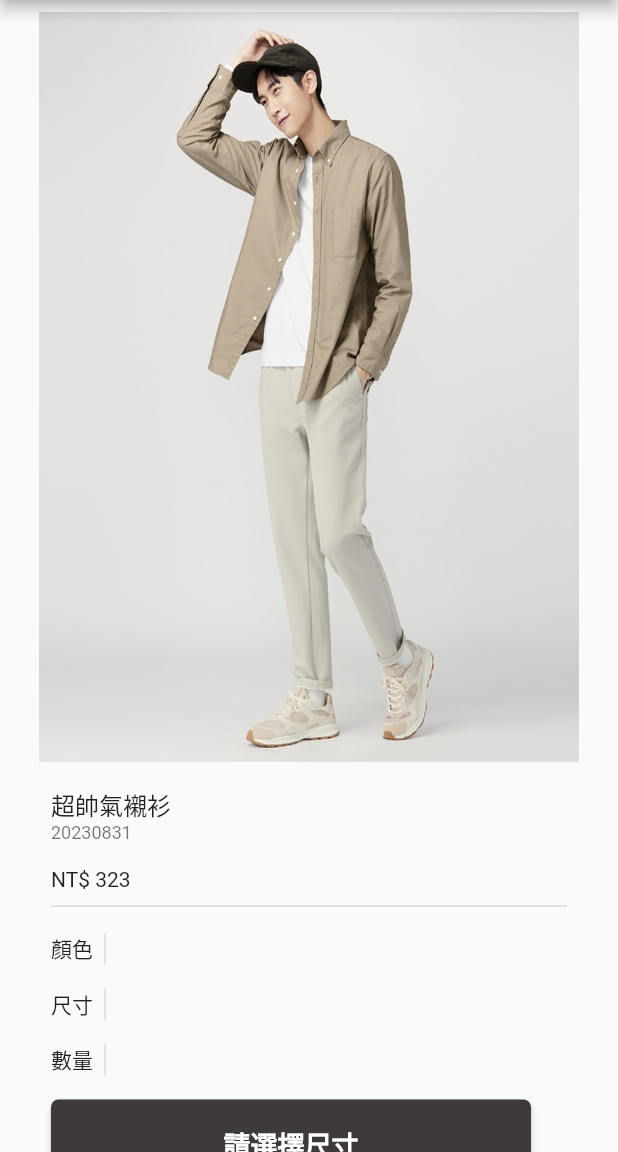
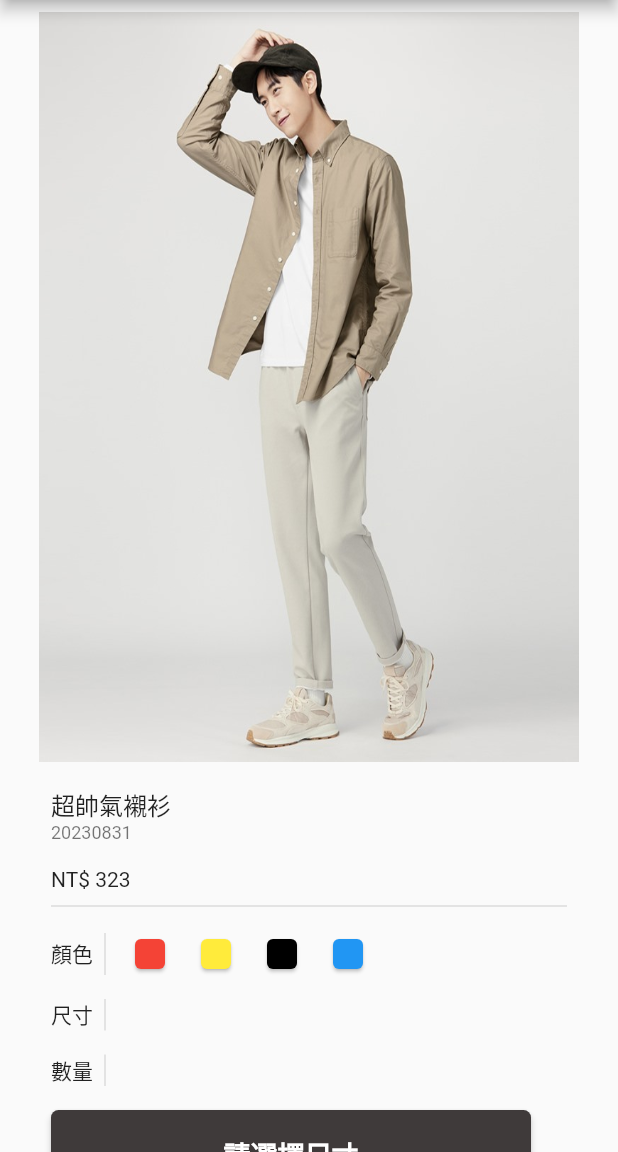
Before and after one commit to MicGun/Flutter-Stylish, a Flutter app: the ProductDetailsPage screen opened by its route, on a phone screen of 412 x 824 dp, the part 84-1236 px from its top. Run offline on Flutter 3.47's test engine with Material 2 defaults, Android fonts, the phone set to English and light mode, and no system bars; our stand-ins replace go_router.

Commit message:
Create ProductVariantIemWithOptionsWidget

```diff
--- a/stylish/lib/ProductVariaantsWidget.dart
+++ b/stylish/lib/ProductVariaantsWidget.dart
@@ -1,4 +1,5 @@
 import 'package:flutter/material.dart';
+import 'package:stylish/ProductVariantIemWithOptionsWidget.dart';
 
 class ProductVariantsWidget extends StatelessWidget {
   const ProductVariantsWidget({super.key});
@@ -31,22 +32,43 @@ class ProductVariantsWidget extends StatelessWidget {
             indent: 0,
             endIndent: 0,
           ),
-          Padding(
-            padding: const EdgeInsets.only(top: 8, bottom: 8),
-            child: IntrinsicHeight(
+          ProductVariantIemWithOptionsWidget(
+            title: '顏色',
+            child: SingleChildScrollView(
               child: Row(
-                children: [
-                  Text('顏色', style: Theme.of(context).textTheme.bodyMedium,),
-                  const VerticalDivider(
-                    width: 16,
-                    thickness: 1,
-                    indent: 0,
-                    endIndent: 0,
+                children: const [
+                Padding(
+                  padding: EdgeInsets.only(left: 8, right: 8),
+                  child: Card(
+                    color: Colors.red,
+                    child: SizedBox(width: 20, height: 20,),
                   ),
-                ],
+                ),
+                Padding(
+                  padding: EdgeInsets.only(left: 8, right: 8),
+                  child: Card(
+                    color: Colors.yellow,
+                    child: SizedBox(width: 20, height: 20,),
+                  ),
+                ),
+                Padding(
+                  padding: EdgeInsets.only(left: 8, right: 8),
+                  child: Card(
+                    color: Colors.black,
+                    child: SizedBox(width: 20, height: 20,),
+                  ),
+                ),
+                Padding(
+                  padding: EdgeInsets.only(left: 8, right: 8),
+                  child: Card(
+                    color: Colors.blue,
+                    child: SizedBox(width: 20, height: 20,),
+                  ),
+                ),
+              ],
               ),
+              )
             ),
-          ),
           Padding(
             padding: const EdgeInsets.only(top: 8, bottom: 8),
             child: IntrinsicHeight(
--- /dev/null
+++ b/stylish/lib/ProductVariantIemWithOptionsWidget.dart
@@ -0,0 +1,36 @@
+import 'package:flutter/material.dart';
+
+class ProductVariantIemWithOptionsWidget extends StatelessWidget {
+  const ProductVariantIemWithOptionsWidget({
+    super.key,
+    required this.child,
+    required this.title,
+    });
+
+  final Widget child;
+  final String title;
+
+  @override
+  Widget build(BuildContext context) {
+    return Padding(
+      padding: const EdgeInsets.only(top: 8, bottom: 8),
+      child: IntrinsicHeight(
+        child: Row(
+          children: [
+            Text(
+              title,
+              style: Theme.of(context).textTheme.bodyMedium,
+            ),
+            const VerticalDivider(
+              width: 16,
+              thickness: 1,
+              indent: 0,
+              endIndent: 0,
+            ),
+            Expanded(child: child),
+          ],
+        ),
+      ),
+    );
+  }
+}
```
Also changed, not shown: 1 other file.
